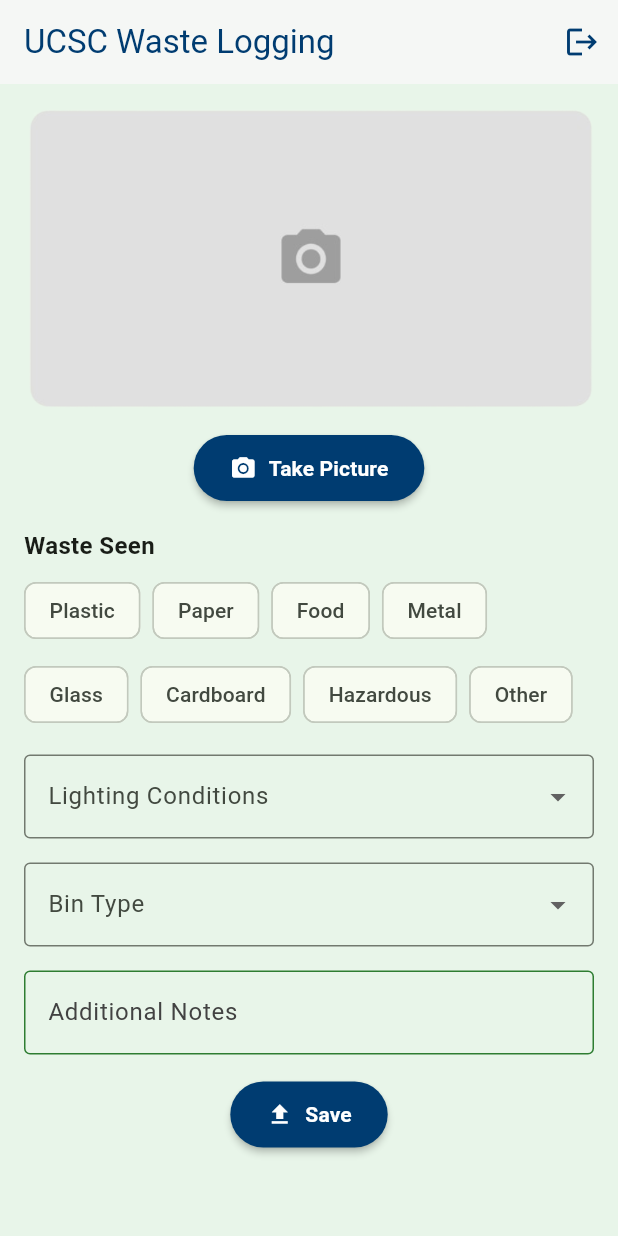
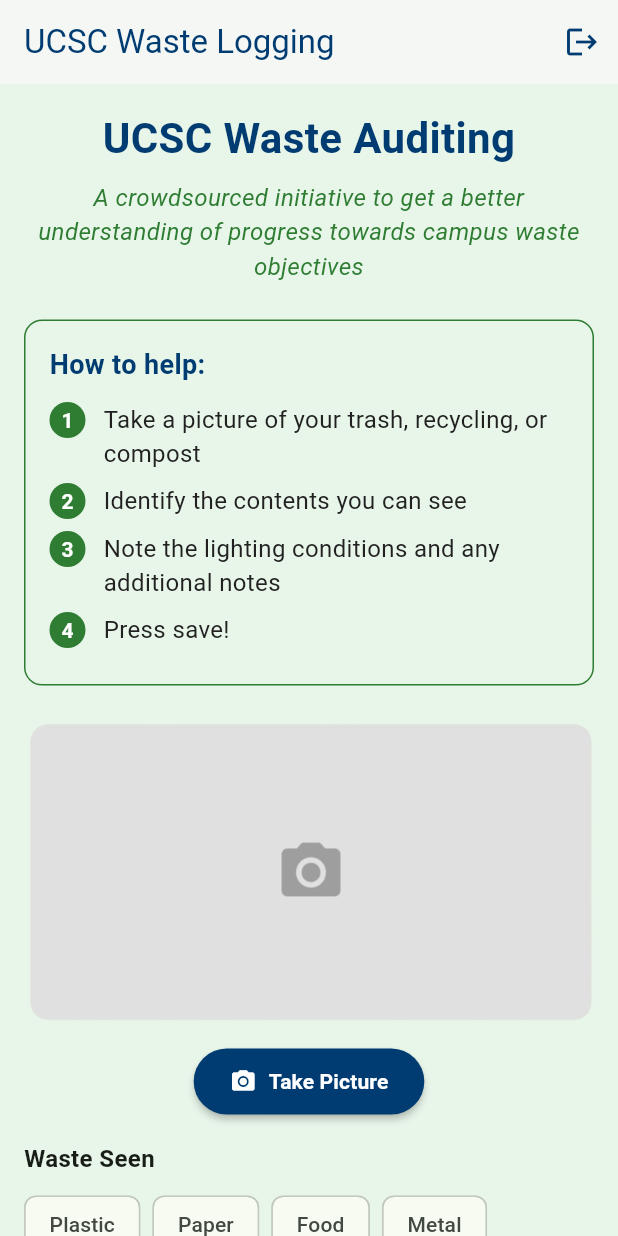
Before and after one commit to nchalla3/ucsc-waste-tagging, a Flutter app: the screen it shows once a user with an empty profile is signed in, on a phone screen of 412 x 824 dp. Run offline on Flutter 3.47's test engine with Material 3 defaults, Android fonts, the phone set to English and light mode, and no system bars; our stand-ins replace cloud_firestore, firebase_auth, firebase_core, firebase_storage, google_sign_in, image_picker; accounts and stored records are empty.

Commit message:
fixed bug with web upload and added instruction box

```diff
--- a/lib/screens/home/home_page.dart
+++ b/lib/screens/home/home_page.dart
@@ -34,6 +34,57 @@
   'Compost',
   'Other',
 ];
+
+// Instruction Step Widget
+class _InstructionStep extends StatelessWidget {
+  final String number;
+  final String text;
+
+  const _InstructionStep({
+    required this.number,
+    required this.text,
+  });
+
+  @override
+  Widget build(BuildContext context) {
+    return Padding(
+      padding: const EdgeInsets.only(bottom: 8),
+      child: Row(
+        crossAxisAlignment: CrossAxisAlignment.start,
+        children: [
+          Container(
+            width: 24,
+            height: 24,
+            decoration: const BoxDecoration(
+              color: Color(0xFF2E7D32), // Forest Green
+              shape: BoxShape.circle,
+            ),
+            child: Center(
+              child: Text(
+                number,
+                style: const TextStyle(
+                  color: Colors.white,
+                  fontSize: 14,
+                  fontWeight: FontWeight.bold,
+                ),
+              ),
+            ),
+          ),
+          const SizedBox(width: 12),
+          Expanded(
+            child: Text(
+              text,
+              style: const TextStyle(
+                fontSize: 16,
+                color: Color(0xFF212121), // Charcoal
+              ),
+            ),
+          ),
+        ],
+      ),
+    );
+  }
+}
 
 class HomePage extends StatefulWidget {
   const HomePage({super.key});
@@ -125,7 +176,7 @@
       );
       // update states so that users can upload multiple photos
       setState(() {
-        _uploadedImageUrl = imageUrl;
+        _uploadedImageUrl = null; // Reset to show placeholder
         _imageFile = null;
         _webImageBytes = null;
         _notesController.clear();
@@ -171,12 +222,95 @@
         padding: const EdgeInsets.all(16),
         child: Column(
           children: [
+            // App Title and Description
+            const Text(
+              'UCSC Waste Auditing',
+              style: TextStyle(
+                fontSize: 28,
+                fontWeight: FontWeight.bold,
+                color: Color(0xFF003C71),
+              ),
+              textAlign: TextAlign.center,
+            ),
+            const SizedBox(height: 8),
+            const Text(
+              'A crowdsourced initiative to get a better understanding of progress towards campus waste objectives',
+              style: TextStyle(
+                fontSize: 16,
+                fontStyle: FontStyle.italic,
+                color: Color(0xFF2E7D32),
+              ),
+              textAlign: TextAlign.center,
+            ),
+            const SizedBox(height: 24),
+            // Instructions
+            Container(
+              padding: const EdgeInsets.all(16),
+              decoration: BoxDecoration(
+                color: Color(0xFFE8F5E9), // Light pastel green background
+                borderRadius: BorderRadius.circular(12),
+                border: Border.all(color: const Color(0xFF2E7D32), width: 1),
+              ),
+              child: Column(
+                crossAxisAlignment: CrossAxisAlignment.start,
+                children: [
+                  const Text(
+                    'How to help:',
+                    style: TextStyle(
+                      fontSize: 18,
+                      fontWeight: FontWeight.bold,
+                      color: Color(0xFF003C71), // UCSC Blue
+                    ),
+                  ),
+                  const SizedBox(height: 12),
+                  const _InstructionStep(
+                    number: '1',
+                    text: 'Take a picture of your trash, recycling, or compost',
+                  ),
+                  const _InstructionStep(
+                    number: '2',
+                    text: 'Identify the contents you can see',
+                  ),
+                  const _InstructionStep(
+                    number: '3',
+                    text: 'Note the lighting conditions and any additional notes',
+                  ),
+                  const _InstructionStep(
+                    number: '4',
+                    text: 'Press save!',
+                  ),
+                ],
+              ),
+            ),
+            const SizedBox(height: 24),
+
+            // Image Display
             _webImageBytes != null
                 ? Image.memory(_webImageBytes!, height: 200, width: double.infinity, fit: BoxFit.cover)
                 : _imageFile != null
                     ? Image.file(_imageFile!, height: 200, width: double.infinity, fit: BoxFit.cover)
                     : _uploadedImageUrl != null
-                        ? Image.network(_uploadedImageUrl!, height: 200, width: double.infinity, fit: BoxFit.cover)
+                        ? Image.network(
+                            _uploadedImageUrl!,
+                            height: 200,
+                            width: double.infinity,
+                            fit: BoxFit.cover,
+                            errorBuilder: (context, error, stackTrace) {
+                              return Container(
+                                height: 200,
+                                width: double.infinity,
+                                color: Colors.grey[300],
+                                child: const Center(
+                                  child: Image(
+                                    image: AssetImage(
+                                      'assets/images/placeholder_image.png',
+                                    ),
+                                    fit: BoxFit.cover,
+                                  ),
+                                ),
+                              );
+                            },
+                          )
                         : Image.asset(
                             'assets/images/placeholder_image.png',
                             height: 200,
```
